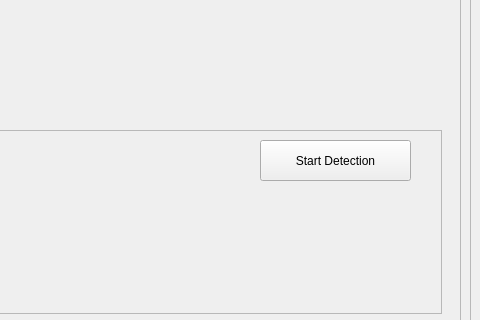
Above: UI_Design/manual_inspection_screen.ui from JJLee2910/Glove-Defect-Detection-System before the change; both pictures show x 516 to 996 and y 289 to 609 of the 996 by 701 pixel window. Below: the same form after it.
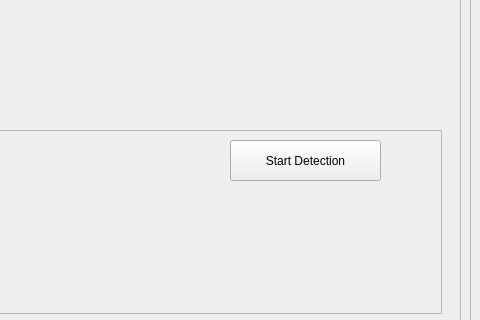
That is the form after the change. Icons and pictures are not drawn.

Commit message: updated the routing button for Dashboard Page

Patch:
```diff
--- a/UI_Design/manual_inspection_screen.ui
+++ b/UI_Design/manual_inspection_screen.ui
@@ -300,7 +300,7 @@
                 <widget class="QPushButton" name="pushButton">
                  <property name="geometry">
                   <rect>
-                   <x>470</x>
+                   <x>440</x>
                    <y>10</y>
                    <width>151</width>
                    <height>41</height>
```
The commit also changes 2 other files.
